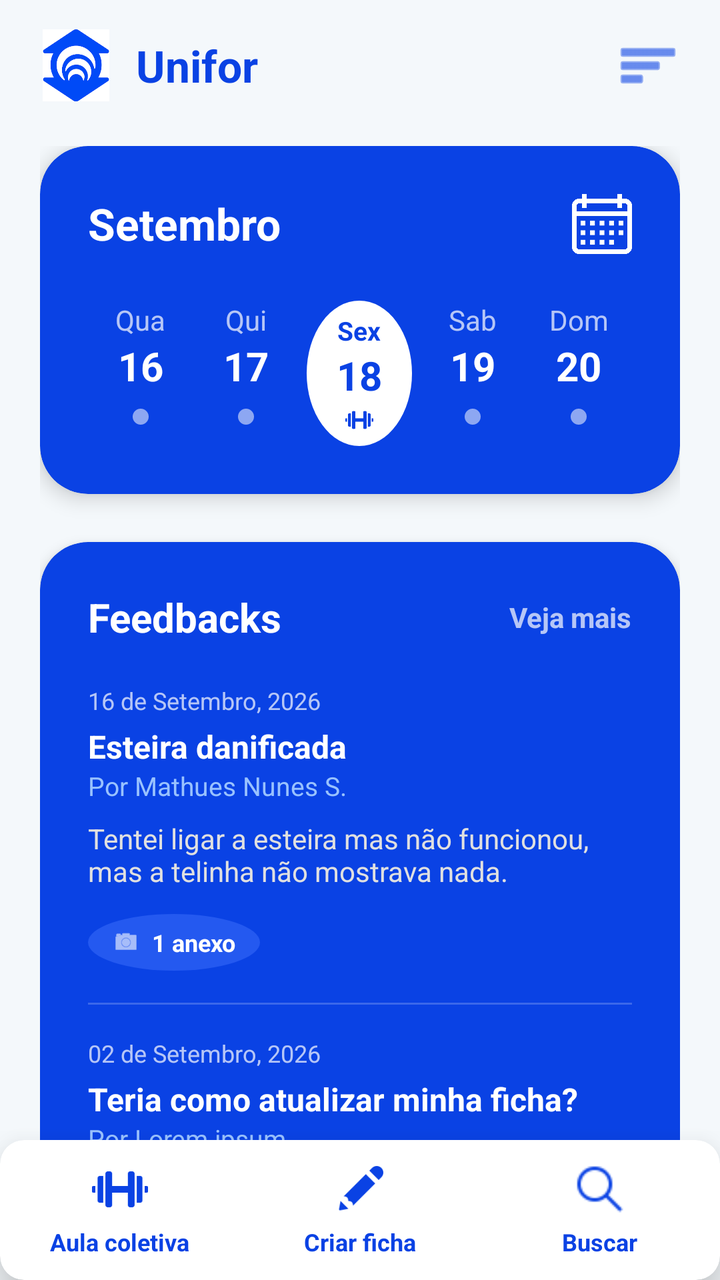
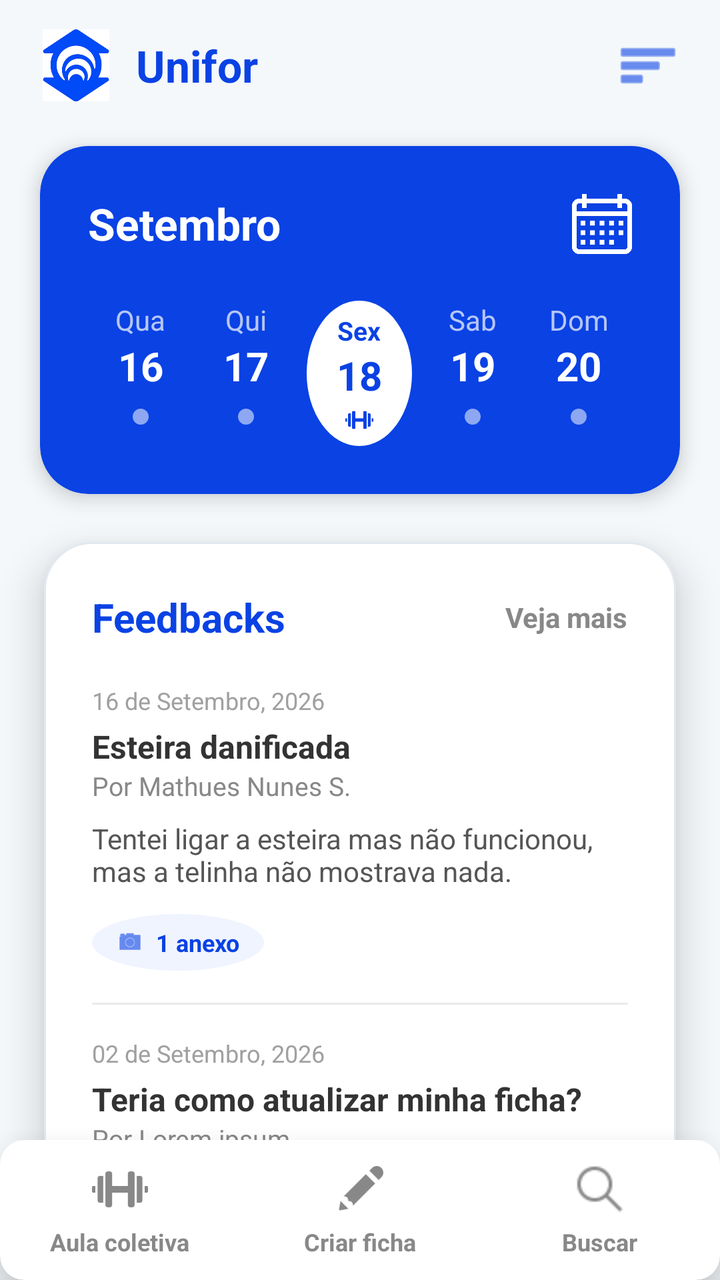

Compare the two renders of this Android layout. The source of the first and the diff that turns it into the second are given below.
<!-- AndroidManifest.xml: application theme Theme.MoemaFit -->
<!-- res/layout/activity_home_prof.xml -->
<?xml version="1.0" encoding="utf-8"?>
<androidx.constraintlayout.widget.ConstraintLayout
    xmlns:android="http://schemas.android.com/apk/res/android"
    xmlns:app="http://schemas.android.com/apk/res-auto"
    xmlns:tools="http://schemas.android.com/tools"
    android:layout_width="match_parent"
    android:layout_height="match_parent"
    android:background="#F4F8FB">

    
    
    
    <androidx.constraintlayout.widget.ConstraintLayout
        android:id="@+id/toolbarLayout"
        android:layout_width="match_parent"
        android:layout_height="65dp"
        android:background="#F4F8FB"
        app:layout_constraintEnd_toEndOf="parent"
        app:layout_constraintStart_toStartOf="parent"
        app:layout_constraintTop_toTopOf="parent">

        
        <LinearLayout
            android:layout_width="wrap_content"
            android:layout_height="wrap_content"
            android:layout_marginStart="20dp"
            android:gravity="center_vertical"
            android:orientation="horizontal"
            app:layout_constraintBottom_toBottomOf="parent"
            app:layout_constraintStart_toStartOf="parent"
            app:layout_constraintTop_toTopOf="parent">

            <ImageView
                android:layout_width="36dp"
                android:layout_height="36dp"
                android:scaleType="fitCenter"
                android:src="@drawable/icone_unifor"/>

            <TextView
                android:layout_width="wrap_content"
                android:layout_height="wrap_content"
                android:layout_marginStart="12dp"
                android:text="Unifor"
                android:textColor="#0A42E4"
                android:textSize="22sp"
                android:textStyle="bold" />
        </LinearLayout>

        
        <ImageButton
            android:id="@+id/btn_menu"
            android:layout_width="48dp"
            android:layout_height="48dp"
            android:layout_marginEnd="12dp"
            android:background="?attr/selectableItemBackgroundBorderless"
            android:src="@android:drawable/ic_menu_sort_by_size"
            app:layout_constraintBottom_toBottomOf="parent"
            app:layout_constraintEnd_toEndOf="parent"
            app:layout_constraintTop_toTopOf="parent"
            app:tint="#0A42E4" />

    </androidx.constraintlayout.widget.ConstraintLayout>

    
    
    
    <ScrollView
        android:layout_width="match_parent"
        android:layout_height="0dp"
        android:clipToPadding="false"
        android:fillViewport="true"
        android:paddingBottom="24dp"
        android:scrollbars="none"
        app:layout_constraintBottom_toTopOf="@+id/bottom_nav_mock"
        app:layout_constraintTop_toBottomOf="@+id/toolbarLayout">

        <LinearLayout
            android:layout_width="match_parent"
            android:layout_height="wrap_content"
            android:orientation="vertical"
            android:paddingHorizontal="20dp"
            android:paddingTop="8dp">

            
            
            
            <com.google.android.material.card.MaterialCardView
                android:layout_width="match_parent"
                android:layout_height="wrap_content"
                android:layout_marginBottom="24dp"
                app:cardBackgroundColor="#0A42E4"
                app:cardCornerRadius="24dp"
                app:cardElevation="6dp"
                app:strokeWidth="0dp">

                <androidx.constraintlayout.widget.ConstraintLayout
                    android:layout_width="match_parent"
                    android:layout_height="wrap_content"
                    android:padding="24dp">

                    <TextView
                        android:id="@+id/text_mes"
                        android:layout_width="wrap_content"
                        android:layout_height="wrap_content"
                        android:text="Setembro"
                        android:textColor="#FFFFFF"
                        android:textSize="22sp"
                        android:textStyle="bold"
                        app:layout_constraintStart_toStartOf="parent"
                        app:layout_constraintTop_toTopOf="parent" />

                    <ImageButton
                        android:id="@+id/btn_calendario_full"
                        android:layout_width="30dp"
                        android:layout_height="30dp"
                        android:background="?attr/selectableItemBackgroundBorderless"
                        android:contentDescription="Abrir calendário completo"
                        android:scaleType="fitCenter"
                        android:src="@drawable/calendario_3"
                        app:layout_constraintBottom_toBottomOf="@+id/text_mes"
                        app:layout_constraintEnd_toEndOf="parent"
                        app:layout_constraintTop_toTopOf="@+id/text_mes"
                        app:tint="#FFFFFF" />

                    
                    <LinearLayout
                        android:layout_width="match_parent"
                        android:layout_height="wrap_content"
                        android:layout_marginTop="24dp"
                        android:orientation="horizontal"
                        app:layout_constraintTop_toBottomOf="@+id/text_mes">

                        
                        <LinearLayout android:layout_width="0dp" android:layout_height="wrap_content" android:layout_weight="1" android:gravity="center" android:orientation="vertical">
                            <TextView android:layout_width="wrap_content" android:layout_height="wrap_content" android:text="Qua" android:textColor="#B3FFFFFF" android:textSize="14sp" />
                            <TextView android:layout_width="wrap_content" android:layout_height="wrap_content" android:layout_marginBottom="8dp" android:text="16" android:textColor="#FFFFFF" android:textSize="20sp" android:textStyle="bold" />
                            <ImageView android:layout_width="8dp" android:layout_height="8dp" android:src="@drawable/shape_circulo_branco" app:tint="#88FFFFFF" />
                        </LinearLayout>

                        
                        <LinearLayout android:layout_width="0dp" android:layout_height="wrap_content" android:layout_weight="1" android:gravity="center" android:orientation="vertical">
                            <TextView android:layout_width="wrap_content" android:layout_height="wrap_content" android:text="Qui" android:textColor="#B3FFFFFF" android:textSize="14sp" />
                            <TextView android:layout_width="wrap_content" android:layout_height="wrap_content" android:layout_marginBottom="8dp" android:text="17" android:textColor="#FFFFFF" android:textSize="20sp" android:textStyle="bold" />
                            <ImageView android:layout_width="8dp" android:layout_height="8dp" android:src="@drawable/shape_circulo_branco" app:tint="#88FFFFFF" />
                        </LinearLayout>

                        
                        <LinearLayout
                            android:layout_width="0dp"
                            android:layout_height="wrap_content"
                            android:layout_weight="1"
                            android:layout_marginHorizontal="4dp"
                            android:background="@drawable/shape_circulo_branco"
                            android:backgroundTint="#FFFFFF"
                            android:gravity="center"
                            android:orientation="vertical"
                            android:paddingVertical="6dp">
                            <TextView android:layout_width="wrap_content" android:layout_height="wrap_content" android:text="Sex" android:textColor="#0A42E4" android:textSize="13sp" android:textStyle="bold" />
                            <TextView android:layout_width="wrap_content" android:layout_height="wrap_content" android:layout_marginBottom="2dp" android:text="18" android:textColor="#0A42E4" android:textSize="20sp" android:textStyle="bold" />
                            <ImageView android:layout_width="14dp" android:layout_height="14dp" android:src="@drawable/haltere" app:tint="#0A42E4" />
                        </LinearLayout>

                        
                        <LinearLayout android:layout_width="0dp" android:layout_height="wrap_content" android:layout_weight="1" android:gravity="center" android:orientation="vertical">
                            <TextView android:layout_width="wrap_content" android:layout_height="wrap_content" android:text="Sab" android:textColor="#B3FFFFFF" android:textSize="14sp" />
                            <TextView android:layout_width="wrap_content" android:layout_height="wrap_content" android:layout_marginBottom="8dp" android:text="19" android:textColor="#FFFFFF" android:textSize="20sp" android:textStyle="bold" />
                            <ImageView android:layout_width="8dp" android:layout_height="8dp" android:src="@drawable/shape_circulo_branco" app:tint="#88FFFFFF" />
                        </LinearLayout>

                        
                        <LinearLayout android:layout_width="0dp" android:layout_height="wrap_content" android:layout_weight="1" android:gravity="center" android:orientation="vertical">
                            <TextView android:layout_width="wrap_content" android:layout_height="wrap_content" android:text="Dom" android:textColor="#B3FFFFFF" android:textSize="14sp" />
                            <TextView android:layout_width="wrap_content" android:layout_height="wrap_content" android:layout_marginBottom="8dp" android:text="20" android:textColor="#FFFFFF" android:textSize="20sp" android:textStyle="bold" />
                            <ImageView android:layout_width="8dp" android:layout_height="8dp" android:src="@drawable/shape_circulo_branco" app:tint="#88FFFFFF" />
                        </LinearLayout>
                    </LinearLayout>
                </androidx.constraintlayout.widget.ConstraintLayout>
            </com.google.android.material.card.MaterialCardView>

            
            
            
            <com.google.android.material.card.MaterialCardView
                android:layout_width="match_parent"
                android:layout_height="wrap_content"
                app:cardBackgroundColor="#0A42E4"
                app:cardCornerRadius="24dp"
                app:cardElevation="4dp"
                app:strokeWidth="0dp">

                <LinearLayout
                    android:layout_width="match_parent"
                    android:layout_height="wrap_content"
                    android:orientation="vertical"
                    android:padding="24dp">

                    
                    <LinearLayout
                        android:layout_width="match_parent"
                        android:layout_height="wrap_content"
                        android:layout_marginBottom="20dp"
                        android:gravity="center_vertical"
                        android:orientation="horizontal">

                        <TextView
                            android:layout_width="0dp"
                            android:layout_height="wrap_content"
                            android:layout_weight="1"
                            android:text="Feedbacks"
                            android:textColor="#FFFFFF"
                            android:textSize="20sp"
                            android:textStyle="bold" />

                        <TextView
                            android:id="@+id/text_veja_mais"
                            android:layout_width="wrap_content"
                            android:layout_height="wrap_content"
                            android:clickable="true"
                            android:focusable="true"
                            android:text="Veja mais"
                            android:textColor="#B3FFFFFF"
                            android:textSize="14sp"
                            android:textStyle="bold" />
                    </LinearLayout>

                    
                    <LinearLayout
                        android:layout_width="match_parent"
                        android:layout_height="wrap_content"
                        android:layout_marginBottom="16dp"
                        android:orientation="vertical">

                        <TextView
                            android:layout_width="match_parent"
                            android:layout_height="wrap_content"
                            android:text="16 de Setembro, 2026"
                            android:textColor="#B3FFFFFF"
                            android:textSize="12sp" />

                        <TextView
                            android:layout_width="match_parent"
                            android:layout_height="wrap_content"
                            android:layout_marginTop="4dp"
                            android:text="Esteira danificada"
                            android:textColor="#FFFFFF"
                            android:textSize="16sp"
                            android:textStyle="bold" />

                        <TextView
                            android:layout_width="match_parent"
                            android:layout_height="wrap_content"
                            android:text="Por Mathues Nunes S."
                            android:textColor="#99C2FF"
                            android:textSize="13sp" />

                        <TextView
                            android:layout_width="match_parent"
                            android:layout_height="wrap_content"
                            android:layout_marginTop="8dp"
                            android:text="Tentei ligar a esteira mas não funcionou, mas a telinha não mostrava nada."
                            android:textColor="#E0E0E0"
                            android:textSize="14sp" />

                        
                        <LinearLayout
                            android:layout_width="wrap_content"
                            android:layout_height="wrap_content"
                            android:layout_marginTop="12dp"
                            android:background="@drawable/shape_circulo_branco"
                            android:backgroundTint="#2459F0"
                            android:gravity="center_vertical"
                            android:paddingHorizontal="12dp"
                            android:paddingVertical="6dp">

                            <ImageView
                                android:layout_width="14dp"
                                android:layout_height="14dp"
                                android:src="@android:drawable/ic_menu_camera"
                                app:tint="#FFFFFF" />

                            <TextView
                                android:layout_width="wrap_content"
                                android:layout_height="wrap_content"
                                android:layout_marginStart="6dp"
                                android:text="1 anexo"
                                android:textColor="#FFFFFF"
                                android:textSize="12sp"
                                android:textStyle="bold" />
                        </LinearLayout>

                        <View
                            android:layout_width="match_parent"
                            android:layout_height="1dp"
                            android:layout_marginTop="16dp"
                            android:background="#33FFFFFF" />
                    </LinearLayout>

                    
                    <LinearLayout
                        android:layout_width="match_parent"
                        android:layout_height="wrap_content"
                        android:orientation="vertical">

                        <TextView
                            android:layout_width="match_parent"
                            android:layout_height="wrap_content"
                            android:text="02 de Setembro, 2026"
                            android:textColor="#B3FFFFFF"
                            android:textSize="12sp" />

                        <TextView
                            android:layout_width="match_parent"
                            android:layout_height="wrap_content"
                            android:layout_marginTop="4dp"
                            android:text="Teria como atualizar minha ficha?"
                            android:textColor="#FFFFFF"
                            android:textSize="16sp"
                            android:textStyle="bold" />

                        <TextView
                            android:layout_width="match_parent"
                            android:layout_height="wrap_content"
                            android:text="Por Lorem ipsum"
                            android:textColor="#99C2FF"
                            android:textSize="13sp" />

                        <TextView
                            android:layout_width="match_parent"
                            android:layout_height="wrap_content"
                            android:layout_marginTop="8dp"
                            android:text="Lorem Ipsum dolor sit amet, consectetur adipiscing elit."
                            android:textColor="#E0E0E0"
                            android:textSize="14sp" />
                    </LinearLayout>
                </LinearLayout>
            </com.google.android.material.card.MaterialCardView>

        </LinearLayout>
    </ScrollView>

    
    
    
    <com.google.android.material.card.MaterialCardView
        android:id="@+id/bottom_nav_mock"
        android:layout_width="match_parent"
        android:layout_height="wrap_content"
        app:cardBackgroundColor="#FFFFFF"
        app:cardElevation="16dp"
        app:layout_constraintBottom_toBottomOf="parent"
        app:layout_constraintEnd_toEndOf="parent"
        app:layout_constraintStart_toStartOf="parent"
        app:strokeWidth="0dp">

        <LinearLayout
            android:layout_width="match_parent"
            android:layout_height="70dp"
            android:baselineAligned="false"
            android:orientation="horizontal">

            <LinearLayout
                android:layout_width="0dp"
                android:layout_height="match_parent"
                android:layout_weight="1"
                android:background="?attr/selectableItemBackground"
                android:clickable="true"
                android:focusable="true"
                android:gravity="center"
                android:orientation="vertical">
                <ImageView
                    android:layout_width="28dp"
                    android:layout_height="28dp"
                    android:layout_marginBottom="4dp"
                    android:src="@drawable/haltere"
                    app:tint="#0A42E4" />
                <TextView
                    android:layout_width="wrap_content"
                    android:layout_height="wrap_content"
                    android:text="Aula coletiva"
                    android:textColor="#0A42E4"
                    android:textSize="12sp"
                    android:textStyle="bold" />
            </LinearLayout>

            <LinearLayout
                android:layout_width="0dp"
                android:layout_height="match_parent"
                android:layout_weight="1"
                android:background="?attr/selectableItemBackground"
                android:clickable="true"
                android:focusable="true"
                android:gravity="center"
                android:orientation="vertical">
                <ImageView
                    android:layout_width="28dp"
                    android:layout_height="28dp"
                    android:layout_marginBottom="4dp"
                    android:src="@drawable/editar"
                    app:tint="#0A42E4" />
                <TextView
                    android:layout_width="wrap_content"
                    android:layout_height="wrap_content"
                    android:text="Criar ficha"
                    android:textColor="#0A42E4"
                    android:textSize="12sp"
                    android:textStyle="bold" />
            </LinearLayout>

            <LinearLayout
                android:layout_width="0dp"
                android:layout_height="match_parent"
                android:layout_weight="1"
                android:background="?attr/selectableItemBackground"
                android:clickable="true"
                android:focusable="true"
                android:gravity="center"
                android:orientation="vertical">
                <ImageView
                    android:layout_width="28dp"
                    android:layout_height="28dp"
                    android:layout_marginBottom="4dp"
                    android:src="@drawable/pesquisar"
                    app:tint="#0A42E4" />
                <TextView
                    android:layout_width="wrap_content"
                    android:layout_height="wrap_content"
                    android:text="Buscar"
                    android:textColor="#0A42E4"
                    android:textSize="12sp"
                    android:textStyle="bold" />
            </LinearLayout>
        </LinearLayout>
    </com.google.android.material.card.MaterialCardView>

</androidx.constraintlayout.widget.ConstraintLayout>
<!-- resources referenced by this layout -->
<resources>
  <!-- drawable calendario_3: png bitmap (drawable, 5197 bytes) -->
  <!-- drawable editar: png bitmap (drawable, 752 bytes) -->
  <!-- drawable haltere: png bitmap (drawable, 542 bytes) -->
  <!-- drawable icone_unifor: png bitmap (drawable, 4331 bytes) -->
  <!-- drawable pesquisar: png bitmap (drawable, 548 bytes) -->
  <!-- drawable shape_circulo_branco (drawable) -->
  <?xml version="1.0" encoding="utf-8"?>
  <shape xmlns:android="http://schemas.android.com/apk/res/android" android:shape="oval">
      <solid android:color="#FFFFFF" />
      <size android:width="16dp" android:height="16dp" />
  </shape>
  <style name="Theme.MoemaFit" parent="Base.Theme.MoemaFit" />
  <style name="Base.Theme.MoemaFit" parent="Theme.Material3.DayNight.NoActionBar">
          
          
      </style>
</resources>

<!-- the commit's change to res/layout/activity_home_prof.xml (unified diff, before → after) -->
@@ -19,7 +19,6 @@
         app:layout_constraintStart_toStartOf="parent"
         app:layout_constraintTop_toTopOf="parent">
 
-        
         <LinearLayout
             android:layout_width="wrap_content"
             android:layout_height="wrap_content"
@@ -46,7 +45,6 @@
                 android:textStyle="bold" />
         </LinearLayout>
 
-        
         <ImageButton
             android:id="@+id/btn_menu"
             android:layout_width="48dp"
@@ -74,12 +72,15 @@
         app:layout_constraintBottom_toTopOf="@+id/bottom_nav_mock"
         app:layout_constraintTop_toBottomOf="@+id/toolbarLayout">
 
+        
         <LinearLayout
             android:layout_width="match_parent"
             android:layout_height="wrap_content"
+            android:clipToPadding="false"
             android:orientation="vertical"
             android:paddingHorizontal="20dp"
-            android:paddingTop="8dp">
+            android:paddingTop="8dp"
+            android:paddingBottom="16dp">
 
             
             
@@ -183,10 +184,14 @@
             <com.google.android.material.card.MaterialCardView
                 android:layout_width="match_parent"
                 android:layout_height="wrap_content"
-                app:cardBackgroundColor="#0A42E4"
+                android:layout_marginHorizontal="2dp"
+                android:layout_marginBottom="8dp"
+                app:cardBackgroundColor="#FFFFFF"
                 app:cardCornerRadius="24dp"
-                app:cardElevation="4dp"
-                app:strokeWidth="0dp">
+                app:cardElevation="12dp"
+                app:strokeColor="#E2E8F0"
+                app:strokeWidth="1dp">
+                
 
                 <LinearLayout
                     android:layout_width="match_parent"
@@ -207,7 +212,7 @@
                             android:layout_height="wrap_content"
                             android:layout_weight="1"
                             android:text="Feedbacks"
-                            android:textColor="#FFFFFF"
+                            android:textColor="#0A42E4"
                             android:textSize="20sp"
                             android:textStyle="bold" />
 
@@ -218,7 +223,7 @@
                             android:clickable="true"
                             android:focusable="true"
                             android:text="Veja mais"
-                            android:textColor="#B3FFFFFF"
+                            android:textColor="#888888"
                             android:textSize="14sp"
                             android:textStyle="bold" />
                     </LinearLayout>
@@ -234,7 +239,7 @@
                             android:layout_width="match_parent"
                             android:layout_height="wrap_content"
                             android:text="16 de Setembro, 2026"
-                            android:textColor="#B3FFFFFF"
+                            android:textColor="#A0A0A0"
                             android:textSize="12sp" />
 
                         <TextView
@@ -242,7 +247,7 @@
                             android:layout_height="wrap_content"
                             android:layout_marginTop="4dp"
                             android:text="Esteira danificada"
-                            android:textColor="#FFFFFF"
+                            android:textColor="#333333"
                             android:textSize="16sp"
                             android:textStyle="bold" />
 
@@ -250,7 +255,7 @@
                             android:layout_width="match_parent"
                             android:layout_height="wrap_content"
                             android:text="Por Mathues Nunes S."
-                            android:textColor="#99C2FF"
+                            android:textColor="#888888"
                             android:textSize="13sp" />
 
                         <TextView
@@ -258,16 +263,15 @@
                             android:layout_height="wrap_content"
                             android:layout_marginTop="8dp"
                             android:text="Tentei ligar a esteira mas não funcionou, mas a telinha não mostrava nada."
-                            android:textColor="#E0E0E0"
+                            android:textColor="#555555"
                             android:textSize="14sp" />
 
-                        
                         <LinearLayout
                             android:layout_width="wrap_content"
                             android:layout_height="wrap_content"
                             android:layout_marginTop="12dp"
                             android:background="@drawable/shape_circulo_branco"
-                            android:backgroundTint="#2459F0"
+                            android:backgroundTint="#F0F4FF"
                             android:gravity="center_vertical"
                             android:paddingHorizontal="12dp"
                             android:paddingVertical="6dp">
@@ -276,14 +280,14 @@
                                 android:layout_width="14dp"
                                 android:layout_height="14dp"
                                 android:src="@android:drawable/ic_menu_camera"
-                                app:tint="#FFFFFF" />
+                                app:tint="#0A42E4" />
 
                             <TextView
                                 android:layout_width="wrap_content"
                                 android:layout_height="wrap_content"
                                 android:layout_marginStart="6dp"
                                 android:text="1 anexo"
-                                android:textColor="#FFFFFF"
+                                android:textColor="#0A42E4"
                                 android:textSize="12sp"
                                 android:textStyle="bold" />
                         </LinearLayout>
@@ -292,7 +296,7 @@
                             android:layout_width="match_parent"
                             android:layout_height="1dp"
                             android:layout_marginTop="16dp"
-                            android:background="#33FFFFFF" />
+                            android:background="#EAEAEA" />
                     </LinearLayout>
 
                     
@@ -305,7 +309,7 @@
                             android:layout_width="match_parent"
                             android:layout_height="wrap_content"
                             android:text="02 de Setembro, 2026"
-                            android:textColor="#B3FFFFFF"
+                            android:textColor="#A0A0A0"
                             android:textSize="12sp" />
 
                         <TextView
@@ -313,7 +317,7 @@
                             android:layout_height="wrap_content"
                             android:layout_marginTop="4dp"
                             android:text="Teria como atualizar minha ficha?"
-                            android:textColor="#FFFFFF"
+                            android:textColor="#333333"
                             android:textSize="16sp"
                             android:textStyle="bold" />
 
@@ -321,7 +325,7 @@
                             android:layout_width="match_parent"
                             android:layout_height="wrap_content"
                             android:text="Por Lorem ipsum"
-                            android:textColor="#99C2FF"
+                            android:textColor="#888888"
                             android:textSize="13sp" />
 
                         <TextView
@@ -329,7 +333,7 @@
                             android:layout_height="wrap_content"
                             android:layout_marginTop="8dp"
                             android:text="Lorem Ipsum dolor sit amet, consectetur adipiscing elit."
-                            android:textColor="#E0E0E0"
+                            android:textColor="#555555"
                             android:textSize="14sp" />
                     </LinearLayout>
                 </LinearLayout>
@@ -372,12 +376,12 @@
                     android:layout_height="28dp"
                     android:layout_marginBottom="4dp"
                     android:src="@drawable/haltere"
-                    app:tint="#0A42E4" />
+                    app:tint="#888888" />
                 <TextView
                     android:layout_width="wrap_content"
                     android:layout_height="wrap_content"
                     android:text="Aula coletiva"
-                    android:textColor="#0A42E4"
+                    android:textColor="#888888"
                     android:textSize="12sp"
                     android:textStyle="bold" />
             </LinearLayout>
@@ -396,12 +400,12 @@
                     android:layout_height="28dp"
                     android:layout_marginBottom="4dp"
                     android:src="@drawable/editar"
-                    app:tint="#0A42E4" />
+                    app:tint="#888888" />
                 <TextView
                     android:layout_width="wrap_content"
                     android:layout_height="wrap_content"
                     android:text="Criar ficha"
-                    android:textColor="#0A42E4"
+                    android:textColor="#888888"
                     android:textSize="12sp"
                     android:textStyle="bold" />
             </LinearLayout>
@@ -420,12 +424,12 @@
                     android:layout_height="28dp"
                     android:layout_marginBottom="4dp"
                     android:src="@drawable/pesquisar"
-                    app:tint="#0A42E4" />
+                    app:tint="#888888" />
                 <TextView
                     android:layout_width="wrap_content"
                     android:layout_height="wrap_content"
                     android:text="Buscar"
-                    android:textColor="#0A42E4"
+                    android:textColor="#888888"
                     android:textSize="12sp"
                     android:textStyle="bold" />
             </LinearLayout>
